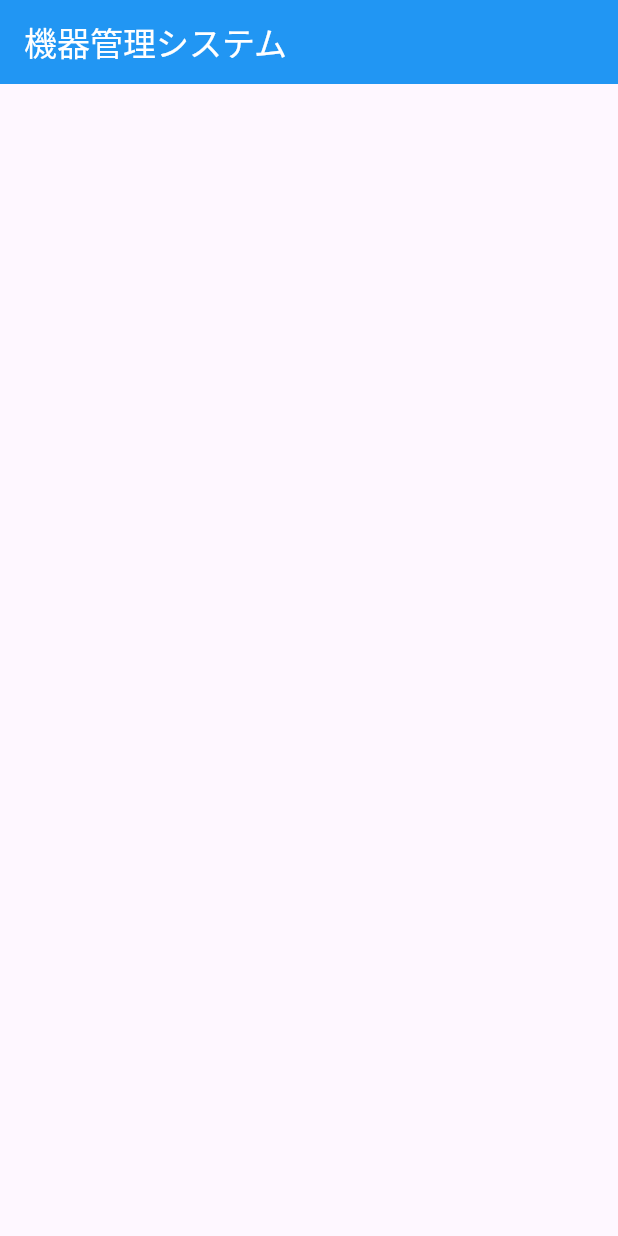
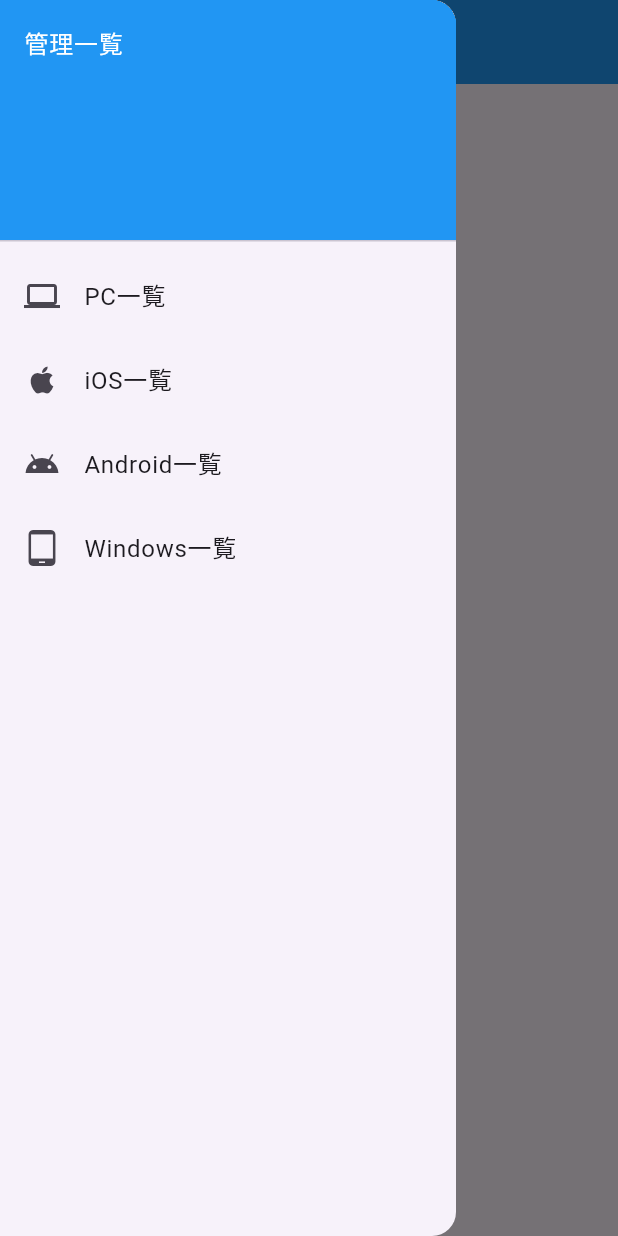
Before and after one commit to ITC-kikuuchi/device_management_mobile, a Flutter app: the screen it shows after launch, with the side drawer open (before the commit the screen has no drawer), on a phone screen of 412 x 824 dp. Run offline on Flutter 3.47's test engine with Material 3 defaults, Android fonts, the phone set to English and light mode, and no system bars.

Commit message:
feat: サイドメニューを表示するための処理の実装

```diff
--- a/lib/main.dart
+++ b/lib/main.dart
@@ -16,7 +16,40 @@
             '機器管理システム',
             style: TextStyle(color: Colors.white),
           ),
+          iconTheme: IconThemeData(color: Colors.white),
           backgroundColor: Colors.blue,
+        ),
+        drawer: Drawer(
+          child: ListView(
+            padding: EdgeInsets.zero,
+            children: <Widget>[
+              DrawerHeader(
+                child: Text(
+                  '管理一覧',
+                  style: TextStyle(color: Colors.white),
+                ),
+                decoration: BoxDecoration(
+                  color: Colors.blue,
+                ),
+              ),
+              ListTile(
+                title: Text("PC一覧"),
+                leading: Icon(Icons.computer),
+              ),
+              ListTile(
+                title: Text("iOS一覧"),
+                leading: Icon(Icons.apple),
+              ),
+              ListTile(
+                title: Text("Android一覧"),
+                leading: Icon(Icons.android),
+              ),
+              ListTile(
+                title: Text("Windows一覧"),
+                leading: Icon(Icons.tablet_android),
+              ),
+            ],
+          ),
         ),
       ),
     );
```
